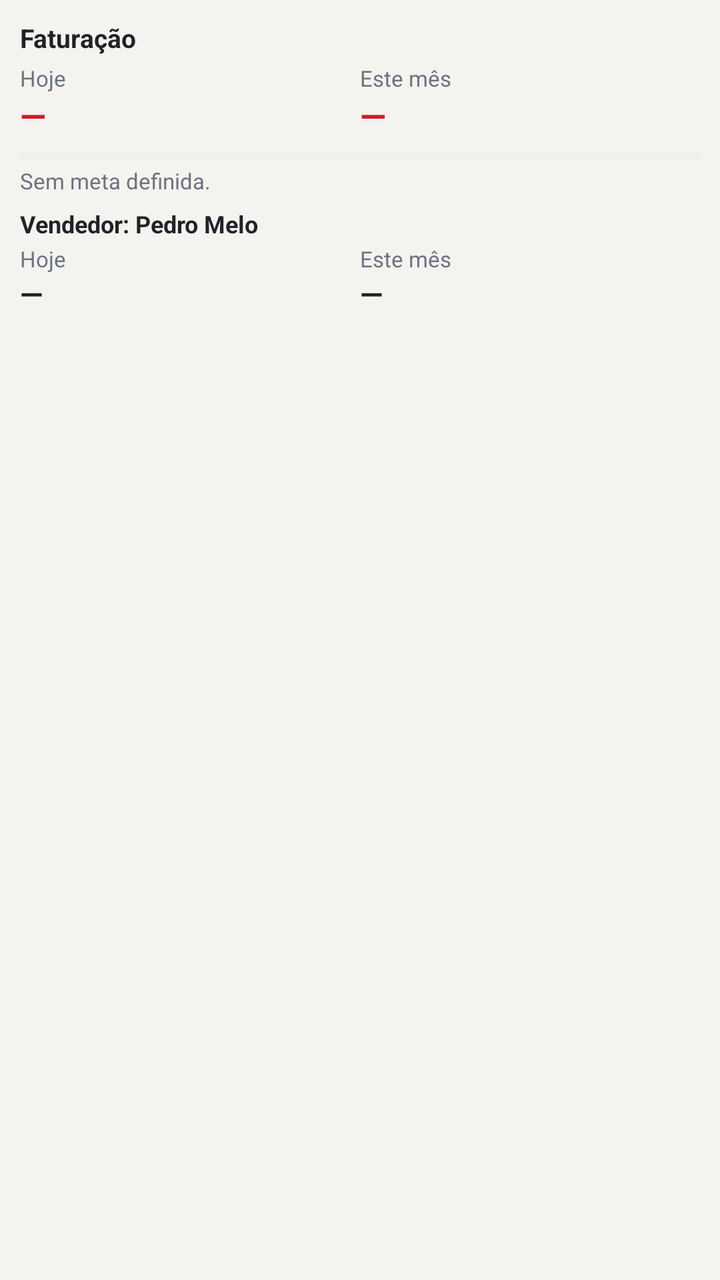
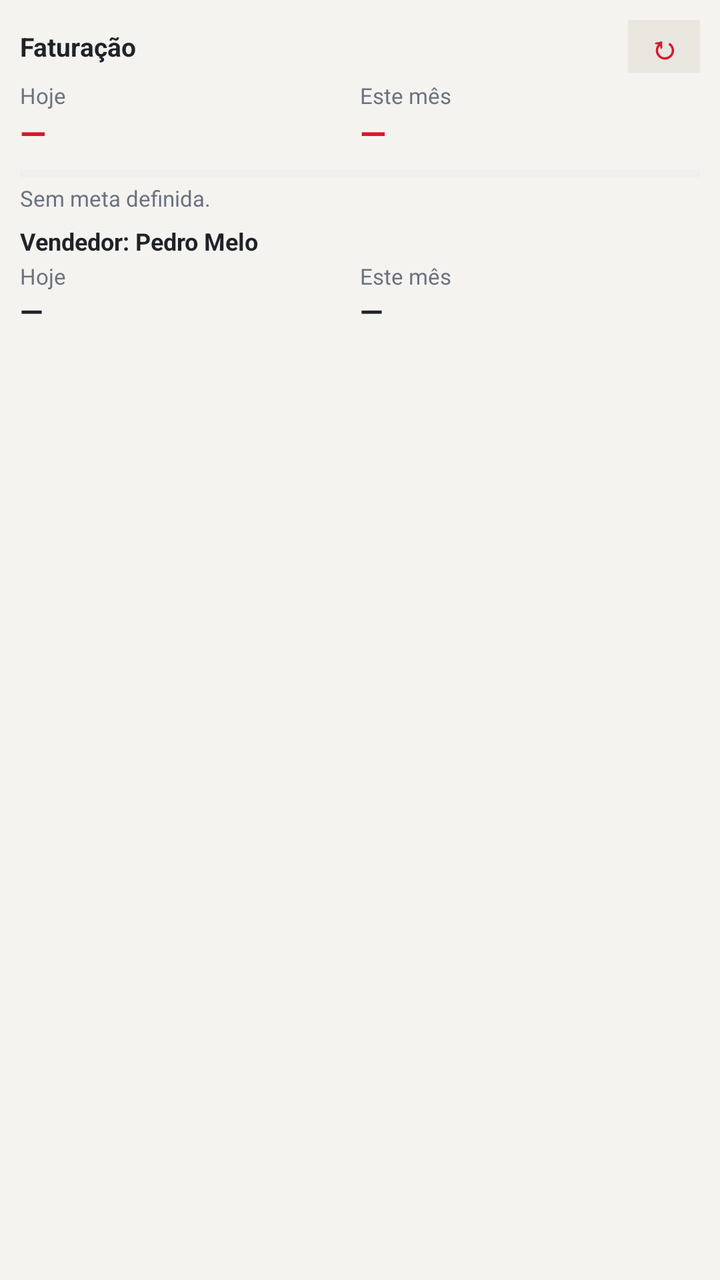

Before-and-after screenshots of an Android layout around one commit, followed by the original layout XML and the change that was made.
<!-- AndroidManifest.xml: application theme android:Theme.Material.Light -->
<!-- res/layout/widget_faturacao.xml -->
<?xml version="1.0" encoding="utf-8"?>
<LinearLayout xmlns:android="http://schemas.android.com/apk/res/android"
    android:id="@+id/widget_root"
    android:layout_width="match_parent"
    android:layout_height="match_parent"
    android:background="#F5F3EF"
    android:orientation="vertical"
    android:padding="10dp">

    <TextView
        android:id="@+id/w_titulo"
        android:layout_width="wrap_content"
        android:layout_height="wrap_content"
        android:text="Faturação"
        android:textColor="#1F2328"
        android:textSize="13sp"
        android:textStyle="bold" />

    <LinearLayout
        android:layout_width="match_parent"
        android:layout_height="wrap_content"
        android:layout_marginTop="4dp"
        android:orientation="horizontal">

        <LinearLayout
            android:layout_width="0dp"
            android:layout_height="wrap_content"
            android:layout_weight="1"
            android:orientation="vertical">
            <TextView
                android:layout_width="wrap_content"
                android:layout_height="wrap_content"
                android:text="Hoje"
                android:textColor="#6B7280"
                android:textSize="11sp" />
            <TextView
                android:id="@+id/w_dia_val"
                android:layout_width="wrap_content"
                android:layout_height="wrap_content"
                android:text="—"
                android:textColor="#D7182A"
                android:textSize="17sp"
                android:textStyle="bold" />
        </LinearLayout>

        <LinearLayout
            android:layout_width="0dp"
            android:layout_height="wrap_content"
            android:layout_weight="1"
            android:orientation="vertical">
            <TextView
                android:layout_width="wrap_content"
                android:layout_height="wrap_content"
                android:text="Este mês"
                android:textColor="#6B7280"
                android:textSize="11sp" />
            <TextView
                android:id="@+id/w_mes_val"
                android:layout_width="wrap_content"
                android:layout_height="wrap_content"
                android:text="—"
                android:textColor="#D7182A"
                android:textSize="17sp"
                android:textStyle="bold" />
        </LinearLayout>
    </LinearLayout>

    <ProgressBar
        android:id="@+id/w_meta_bar"
        style="?android:attr/progressBarStyleHorizontal"
        android:layout_width="match_parent"
        android:layout_height="6dp"
        android:layout_marginTop="6dp"
        android:max="100"
        android:progress="0"
        android:progressBackgroundTint="#E3E5E8"
        android:progressTint="#D7182A" />

    <TextView
        android:id="@+id/w_meta_txt"
        android:layout_width="wrap_content"
        android:layout_height="wrap_content"
        android:layout_marginTop="2dp"
        android:text="Sem meta definida."
        android:textColor="#6B7280"
        android:textSize="11sp" />

    <TextView
        android:layout_width="wrap_content"
        android:layout_height="wrap_content"
        android:layout_marginTop="6dp"
        android:text="Vendedor: Pedro Melo"
        android:textColor="#1F2328"
        android:textSize="12sp"
        android:textStyle="bold" />

    <LinearLayout
        android:layout_width="match_parent"
        android:layout_height="wrap_content"
        android:layout_marginTop="2dp"
        android:orientation="horizontal">

        <LinearLayout
            android:layout_width="0dp"
            android:layout_height="wrap_content"
            android:layout_weight="1"
            android:orientation="vertical">
            <TextView
                android:layout_width="wrap_content"
                android:layout_height="wrap_content"
                android:text="Hoje"
                android:textColor="#6B7280"
                android:textSize="11sp" />
            <TextView
                android:id="@+id/w_ped_dia"
                android:layout_width="wrap_content"
                android:layout_height="wrap_content"
                android:text="—"
                android:textColor="#1F2328"
                android:textSize="15sp"
                android:textStyle="bold" />
        </LinearLayout>

        <LinearLayout
            android:layout_width="0dp"
            android:layout_height="wrap_content"
            android:layout_weight="1"
            android:orientation="vertical">
            <TextView
                android:layout_width="wrap_content"
                android:layout_height="wrap_content"
                android:text="Este mês"
                android:textColor="#6B7280"
                android:textSize="11sp" />
            <TextView
                android:id="@+id/w_ped_mes"
                android:layout_width="wrap_content"
                android:layout_height="wrap_content"
                android:text="—"
                android:textColor="#1F2328"
                android:textSize="15sp"
                android:textStyle="bold" />
        </LinearLayout>
    </LinearLayout>

    <TextView
        android:id="@+id/w_ritmo"
        android:layout_width="wrap_content"
        android:layout_height="wrap_content"
        android:layout_marginTop="4dp"
        android:text=""
        android:textColor="#1F2328"
        android:textSize="11sp" />

    <ImageView
        android:id="@+id/w_grafico"
        android:layout_width="match_parent"
        android:layout_height="56dp"
        android:layout_marginTop="4dp"
        android:scaleType="fitXY" />

    <TextView
        android:id="@+id/w_hora"
        android:layout_width="wrap_content"
        android:layout_height="wrap_content"
        android:text=""
        android:textColor="#9CA3AF"
        android:textSize="9sp" />
</LinearLayout>
<!-- resources referenced by this layout -->
<resources>

</resources>

<!-- the commit's change to res/layout/widget_faturacao.xml (unified diff, before → after) -->
@@ -7,14 +7,36 @@
     android:orientation="vertical"
     android:padding="10dp">
 
-    <TextView
-        android:id="@+id/w_titulo"
-        android:layout_width="wrap_content"
+    <LinearLayout
+        android:layout_width="match_parent"
         android:layout_height="wrap_content"
-        android:text="Faturação"
-        android:textColor="#1F2328"
-        android:textSize="13sp"
-        android:textStyle="bold" />
+        android:gravity="center_vertical"
+        android:orientation="horizontal">
+
+        <TextView
+            android:id="@+id/w_titulo"
+            android:layout_width="0dp"
+            android:layout_height="wrap_content"
+            android:layout_weight="1"
+            android:text="Faturação"
+            android:textColor="#1F2328"
+            android:textSize="13sp"
+            android:textStyle="bold" />
+
+        <TextView
+            android:id="@+id/w_atualizar"
+            android:layout_width="wrap_content"
+            android:layout_height="wrap_content"
+            android:background="#E9E6DF"
+            android:paddingLeft="10dp"
+            android:paddingRight="10dp"
+            android:paddingTop="2dp"
+            android:paddingBottom="2dp"
+            android:text="↻"
+            android:textColor="#D7182A"
+            android:textSize="16sp"
+            android:textStyle="bold" />
+    </LinearLayout>
 
     <LinearLayout
         android:layout_width="match_parent"
